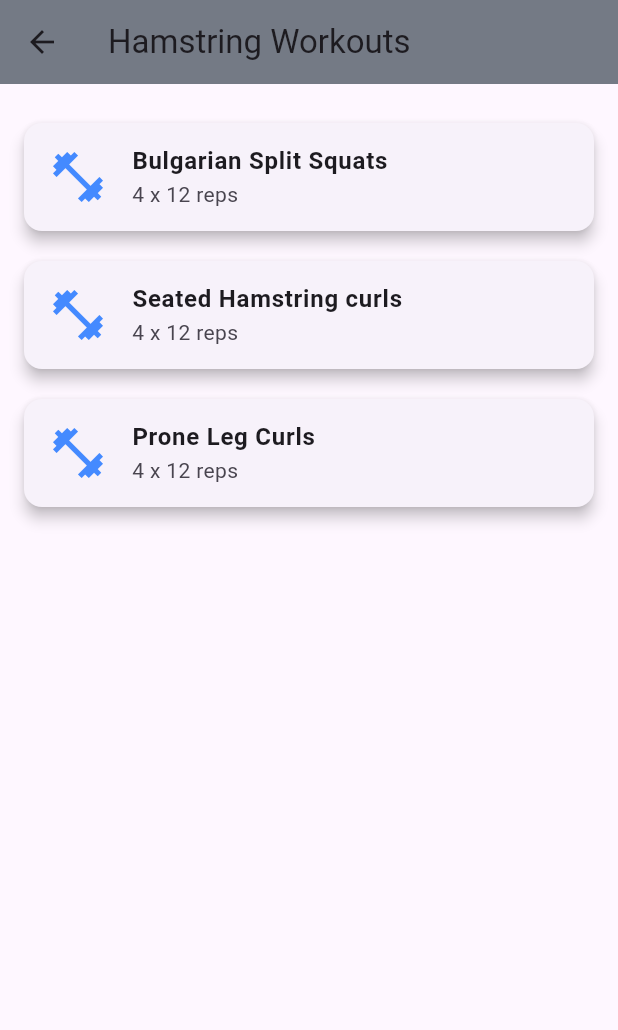
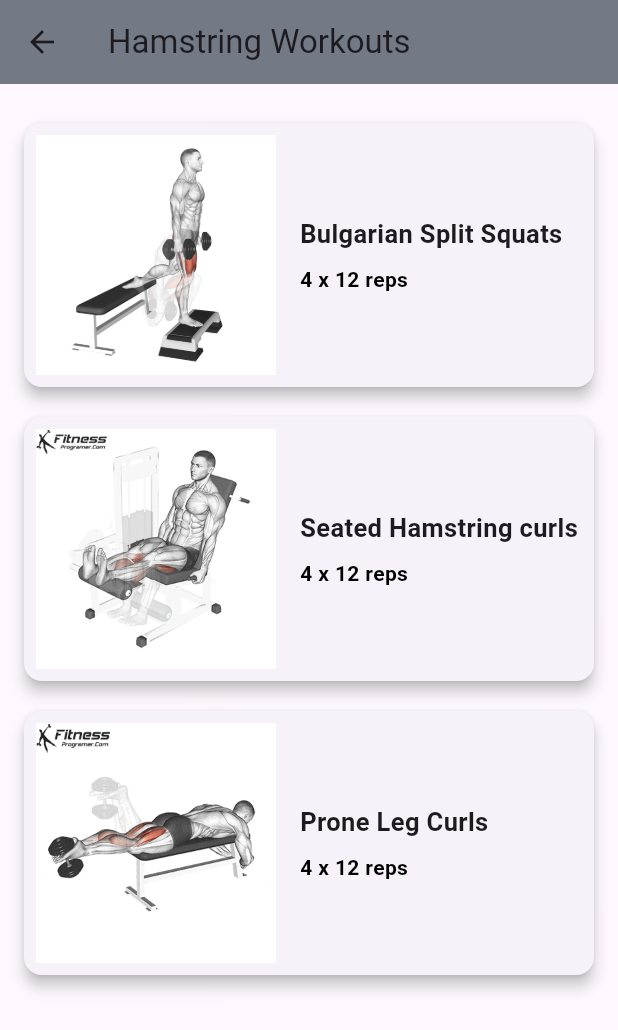
Before and after one commit to FelixJon17/UTS_MOBILEPROGRAMMING_KELOMPOK8, a Flutter app: the HamstringScreen screen opened directly, on a phone screen of 412 x 824 dp. Shown: the top 1030 px of the screen. Run offline on Flutter 3.47's test engine with Material 3 defaults, Android fonts, the light colour scheme and no system bars; our stand-ins replace cloud_firestore, firebase_auth, firebase_core; accounts and stored records are empty.

Commit message:
menmbahkan hamstring leg workouts

```diff
--- a/lib/screen/gym_workouts/4.leg_workout/hamstring_workout.dart
+++ b/lib/screen/gym_workouts/4.leg_workout/hamstring_workout.dart
@@ -17,14 +17,17 @@ class HamstringScreen extends StatelessWidget {
             HamstringTile(
               title: 'Bulgarian Split Squats',
               description: '4 x 12 reps',
+               assetPath: 'assets/img/arm/bulgsquat.gif',
             ),
             HamstringTile(
               title: 'Seated Hamstring curls',
               description: '4 x 12 reps',
+               assetPath: 'assets/img/arm/SeatedLegCurl.gif',
             ),
             HamstringTile(
               title: 'Prone Leg Curls',
               description: '4 x 12 reps',
+               assetPath: 'assets/img/arm/ProneLegCurl.gif',
             ),
           ],
         ),
@@ -36,26 +39,55 @@ class HamstringScreen extends StatelessWidget {
 class HamstringTile extends StatelessWidget {
   final String title;
   final String description;
+  final String assetPath;
 
   const HamstringTile({
     super.key,
     required this.title,
     required this.description,
+    required this.assetPath,
   });
 
-  @override
+ @override
   Widget build(BuildContext context) {
     return Card(
       elevation: 4,
       margin: const EdgeInsets.symmetric(vertical: 10),
-      child: ListTile(
-        leading: const Icon(Icons.fitness_center,
-            size: 40, color: Colors.blueAccent),
-        title: Text(
-          title,
-          style: const TextStyle(fontWeight: FontWeight.bold),
+      child: Padding(
+        padding: const EdgeInsets.all(8.0),
+        child: Row(
+          children: [
+            Image.asset(
+              assetPath,
+              height: 160, // Ukuran tinggi gambar, bisa disesuaikan
+              width: 160, // Ukuran lebar gambar, bisa disesuaikan
+              fit: BoxFit.cover,
+            ),
+            const SizedBox(width: 16), // Spasi antara gambar dan teks
+            Expanded(
+              child: Column(
+                crossAxisAlignment: CrossAxisAlignment.start, // Text rata kiri
+                children: [
+                  Text(
+                    title,
+                    style: const TextStyle(
+                      fontWeight: FontWeight.bold,
+                      fontSize: 17,
+                    ),
+                  ),
+                  const SizedBox(height: 8),
+                  Text(
+                    description,
+                    style: const TextStyle(
+                      fontWeight: FontWeight.bold,
+                      color: Color.fromARGB(255, 0, 0, 0),
+                    ),
+                  ),
+                ],
+              ),
+            ),
+          ],
         ),
-        subtitle: Text(description),
       ),
     );
   }
```
